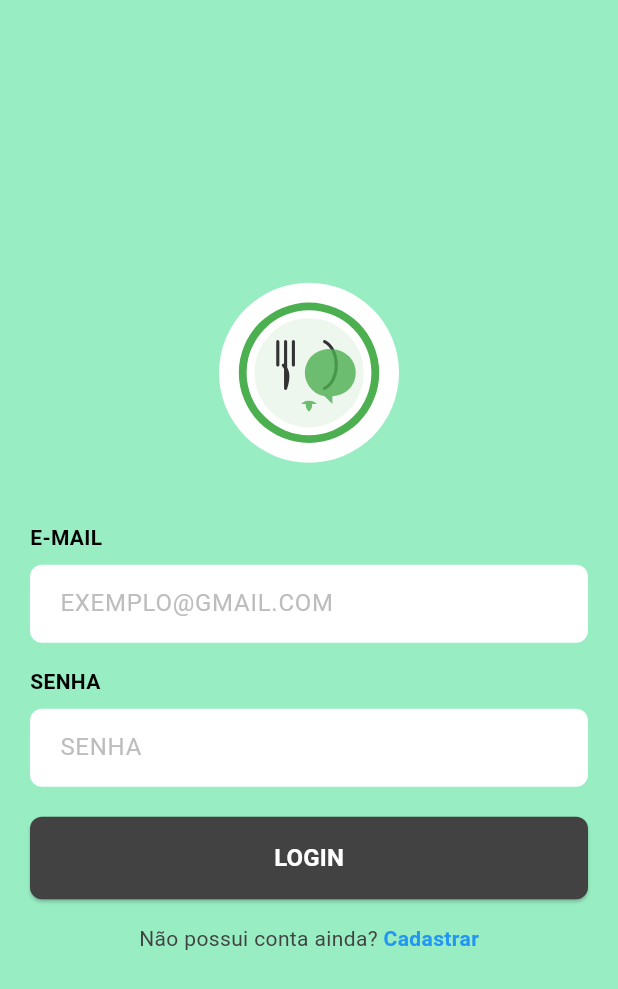
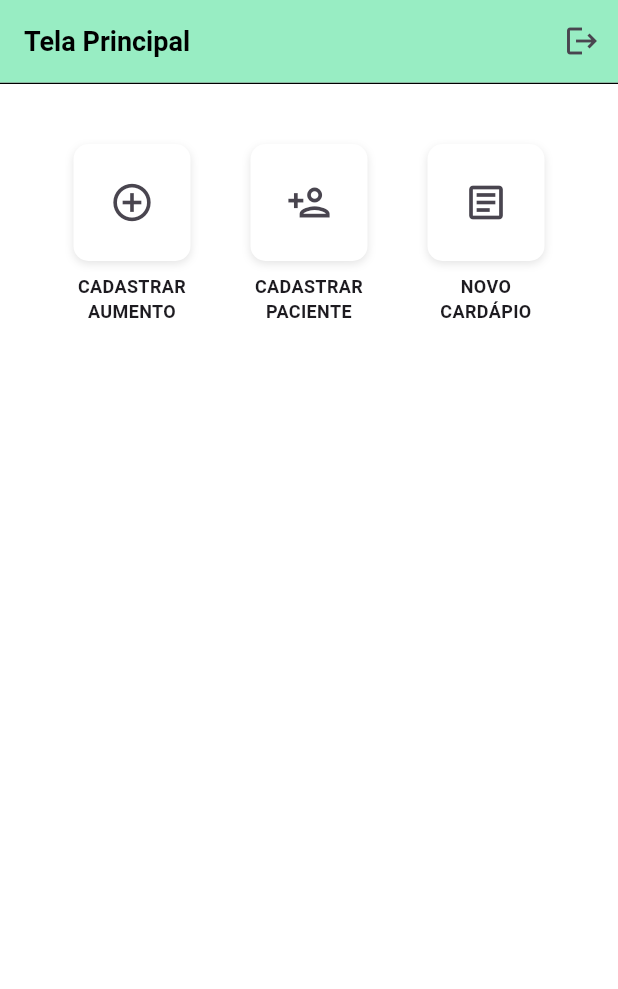
Before and after one commit to Turzzzin/app_nutricao_flutter, a Flutter app: the screen it shows after launch, after a tap on "LOGIN", on a phone screen of 412 x 824 dp. Shown: the top 989 px of the screen. Run offline on Flutter 3.47's test engine with Material 3 defaults, Android fonts, the phone set to English and light mode, and no system bars; our stand-ins replace flutter_svg.

Commit message:
feat: added signup screen and home_screen. refactored the code as well

```diff
--- a/lib/main.dart
+++ b/lib/main.dart
@@ -1,112 +1,23 @@
 import 'package:flutter/material.dart';
-import 'package:flutter_svg/flutter_svg.dart';
-import './utils/custom_text_field.dart';
-import './utils/custom_button.dart';
+import './screens/login_screen.dart'; // Import your login screen here.
+import './screens/home_screen.dart'; // Make sure to import home screen too.
+import './screens/signup_screen.dart';
 
 void main() {
-  runApp(MaterialApp(
-    home: LoginScreen(),
-  ));
+  runApp(MyApp());
 }
 
-class LoginScreen extends StatelessWidget {
-  final TextEditingController emailController = TextEditingController();
-  final TextEditingController passwordController = TextEditingController();
-
-  LoginScreen({super.key});
-
+class MyApp extends StatelessWidget {
   @override
   Widget build(BuildContext context) {
-    return Scaffold(
-      backgroundColor: const Color(0xFF98EDC3),
-      body: SafeArea(
-        child: Padding(
-          padding: const EdgeInsets.all(20.0),
-          child: Column(
-            mainAxisAlignment: MainAxisAlignment.center,
-            crossAxisAlignment: CrossAxisAlignment.stretch,
-            children: [
-              Container(
-                width: 120,
-                height: 120,
-                decoration: const BoxDecoration(
-                  shape: BoxShape.circle,
-                  color: Colors.white,
-                ),
-                child: Padding(
-                  padding: const EdgeInsets.all(8.0),
-                  child: SvgPicture.asset(
-                    'assets/images/logo.svg',
-                    fit: BoxFit.contain,
-                  ),
-                ),
-              ),
-              const SizedBox(height: 40),
-              const Text(
-                'E-MAIL',
-                style: TextStyle(
-                  color: Colors.black,
-                  fontSize: 14,
-                  fontWeight: FontWeight.bold,
-                ),
-              ),
-              const SizedBox(height: 8),
-              CustomTextField(
-                controller: emailController,
-                hintText: 'EXEMPLO@GMAIL.COM',
-              ),
-              const SizedBox(height: 16),
-              const Text(
-                'SENHA',
-                style: TextStyle(
-                  color: Colors.black,
-                  fontSize: 14,
-                  fontWeight: FontWeight.bold,
-                ),
-              ),
-              const SizedBox(height: 8),
-              CustomTextField(
-                controller: passwordController,
-                hintText: 'SENHA',
-                obscureText: true,
-              ),
-              const SizedBox(height: 20),
-              CustomButton(
-                onPressed: () {
-                  // Add my logic here
-                },
-                text: 'LOGIN',
-              ),
-              const SizedBox(height: 16),
-              Row(
-                mainAxisAlignment: MainAxisAlignment.center,
-                children: [
-                  Text(
-                    'Não possui conta ainda? ',
-                    style: TextStyle(
-                      color: Colors.grey[800],
-                      fontSize: 14,
-                    ),
-                  ),
-                  GestureDetector(
-                    onTap: () {
-                      // Add navigation to registration screen
-                    },
-                    child: const Text(
-                      'Cadastrar',
-                      style: TextStyle(
-                        color: Colors.blue,
-                        fontSize: 14,
-                        fontWeight: FontWeight.bold,
-                      ),
-                    ),
-                  ),
-                ],
-              ),
-            ],
-          ),
-        ),
-      ),
+    return MaterialApp(
+      title: 'My App',
+      initialRoute: '/login',
+      routes: {
+        '/login': (context) => LoginScreen(),
+        '/home': (context) => const HomeScreen(),
+        '/signup': (context) => SignupScreen(),
+      },
     );
   }
 }
--- /dev/null
+++ b/lib/screens/home_screen.dart
@@ -0,0 +1,103 @@
+import 'package:flutter/material.dart';
+import '../utils/custom_appbar.dart'; // Adjust the path if necessary
+
+class HomeScreen extends StatelessWidget {
+  const HomeScreen({Key? key}) : super(key: key);
+
+  @override
+  Widget build(BuildContext context) {
+    return Scaffold(
+      backgroundColor: Colors.white, // Light green background color
+      appBar: CustomAppBar(
+        title: 'Tela Principal',
+        textColor: Colors.black, // Set the desired text color here
+        showBackButton: false,
+        actions: [
+          IconButton(
+            icon: const Icon(Icons.logout),
+            onPressed: () {
+              // Add refresh functionality here
+            },
+          ),
+        ],
+      ),
+      body: Padding(
+        padding: const EdgeInsets.all(20.0),
+        child: Column(
+          children: [
+            const SizedBox(height: 20),
+            Row(
+              mainAxisAlignment: MainAxisAlignment.spaceEvenly,
+              children: [
+                _buildMenuButton(
+                  icon: Icons.add_circle_outline,
+                  label: 'CADASTRAR\nAUMENTO',
+                  onPressed: () {
+                    // Add cadastrar aumento functionality
+                  },
+                ),
+                _buildMenuButton(
+                  icon: Icons.person_add_outlined,
+                  label: 'CADASTRAR\nPACIENTE',
+                  onPressed: () {
+                    // Add cadastrar paciente functionality
+                  },
+                ),
+                _buildMenuButton(
+                  icon: Icons.article_outlined,
+                  label: 'NOVO\nCARDÁPIO',
+                  onPressed: () {
+                    // Add novo cardápio functionality
+                  },
+                ),
+              ],
+            ),
+          ],
+        ),
+      ),
+    );
+  }
+
+  Widget _buildMenuButton({
+    required IconData icon,
+    required String label,
+    required VoidCallback onPressed,
+  }) {
+    return Container(
+      width: 100,
+      child: Column(
+        mainAxisSize: MainAxisSize.min,
+        children: [
+          Container(
+            padding: const EdgeInsets.all(15),
+            decoration: BoxDecoration(
+              color: Colors.white,
+              borderRadius: BorderRadius.circular(10),
+              boxShadow: [
+                BoxShadow(
+                  color: Colors.black.withOpacity(0.1),
+                  blurRadius: 4,
+                  offset: const Offset(0, 2),
+                ),
+              ],
+            ),
+            child: IconButton(
+              icon: Icon(icon, size: 30),
+              onPressed: onPressed,
+              padding: EdgeInsets.zero,
+            ),
+          ),
+          const SizedBox(height: 8),
+          Text(
+            label,
+            textAlign: TextAlign.center,
+            style: const TextStyle(
+              fontSize: 12,
+              fontWeight: FontWeight.bold,
+            ),
+          ),
+        ],
+      ),
+    );
+  }
+}
--- /dev/null
+++ b/lib/screens/login_screen.dart
@@ -0,0 +1,104 @@
+import 'package:flutter/material.dart';
+import 'package:flutter_svg/flutter_svg.dart';
+import '../utils/custom_text_field.dart';
+import '../utils/custom_button.dart';
+
+class LoginScreen extends StatelessWidget {
+  final TextEditingController emailController = TextEditingController();
+  final TextEditingController passwordController = TextEditingController();
+
+  LoginScreen({Key? key}) : super(key: key);
+
+  @override
+  Widget build(BuildContext context) {
+    return Scaffold(
+      backgroundColor: const Color(0xFF98EDC3),
+      body: SafeArea(
+        child: SingleChildScrollView(
+          child: Padding(
+            padding: const EdgeInsets.all(20.0),
+            child: Column(
+              crossAxisAlignment: CrossAxisAlignment.stretch,
+              children: [
+                const SizedBox(height: 20), // Add some top padding
+                Center(
+                  child: Container(
+                    width: 120,
+                    height: 120,
+                    decoration: const BoxDecoration(
+                      shape: BoxShape.circle,
+                      color: Colors.white,
+                    ),
+                    child: Padding(
+                      padding: const EdgeInsets.all(8.0),
+                      child: SvgPicture.asset(
+                        'assets/images/logo.svg',
+                        fit: BoxFit.contain,
+                      ),
+                    ),
+                  ),
+                ),
+                const SizedBox(height: 30), // Reduced spacing
+                const Text(
+                  'E-MAIL',
+                  style: TextStyle(
+                    color: Colors.black,
+                    fontSize: 14,
+                    fontWeight: FontWeight.bold,
+                  ),
+                ),
+                const SizedBox(height: 8),
+                CustomTextField(
+                  controller: emailController,
+                  hintText: 'exemplo@gmail.com',
+                ),
+                const SizedBox(height: 16),
+                const Text(
+                  'SENHA',
+                  style: TextStyle(
+                    color: Colors.black,
+                    fontSize: 14,
+                    fontWeight: FontWeight.bold,
+                  ),
+                ),
+                const SizedBox(height: 8),
+                CustomTextField(
+                  controller: passwordController,
+                  hintText: 'senha',
+                  obscureText: true,
+                ),
+                const SizedBox(height: 20),
+                CustomButton(
+                  onPressed: () {
+                    Navigator.pushNamed(context, '/home');
+                  },
+                  text: 'LOGIN',
+                ),
+                const SizedBox(height: 16),
+                const Divider(color: Colors.black),
+                const SizedBox(height: 8),
+                const Center(
+                  child: Text(
+                    'Não tem uma conta ainda?',
+                    style: TextStyle(
+                      color: Colors.black,
+                      fontSize: 14,
+                    ),
+                  ),
+                ),
+                const SizedBox(height: 8),
+                CustomButton(
+                  onPressed: () {
+                    Navigator.pushNamed(context, '/signup');
+                  },
+                  text: 'CADASTRAR',
+                ),
+                const SizedBox(height: 20), // Add bottom padding
+              ],
+            ),
+          ),
+        ),
+      ),
+    );
+  }
+}
--- /dev/null
+++ b/lib/utils/custom_appbar.dart
@@ -0,0 +1,56 @@
+import 'package:flutter/material.dart';
+
+class CustomAppBar extends StatelessWidget implements PreferredSizeWidget {
+  final String title;
+  final Color textColor;
+  final List<Widget>? actions;
+  final bool showBackButton; // New parameter to control back button visibility
+  final VoidCallback? onBackPressed; // Optional custom back button handler
+
+  const CustomAppBar({
+    super.key,
+    required this.title,
+    this.textColor = Colors.white,
+    this.actions,
+    this.showBackButton = true, // Default to true to maintain existing behavior
+    this.onBackPressed,
+  });
+
+  @override
+  Widget build(BuildContext context) {
+    return Container(
+      decoration: const BoxDecoration(
+        border: Border(
+          bottom: BorderSide(
+            color: Colors.black,
+            width: 1.0,
+          ),
+        ),
+      ),
+      child: AppBar(
+        backgroundColor: const Color(0xFF98EDC3),
+        automaticallyImplyLeading: showBackButton, // Controls default back button
+        leading: showBackButton
+            ? IconButton(
+                icon: const Icon(Icons.arrow_back),
+                onPressed: onBackPressed ?? () {
+                  Navigator.of(context).pop();
+                },
+              )
+            : null,
+        title: Text(
+          title,
+          style: TextStyle(
+            color: textColor,
+            fontSize: 18,
+            fontWeight: FontWeight.bold,
+          ),
+        ),
+        actions: actions,
+      ),
+    );
+  }
+
+  @override
+  Size get preferredSize => const Size.fromHeight(kToolbarHeight);
+}
```
Also changed, not shown: lib/screens/signup_screen.dart (added, +104 -0 lines).
